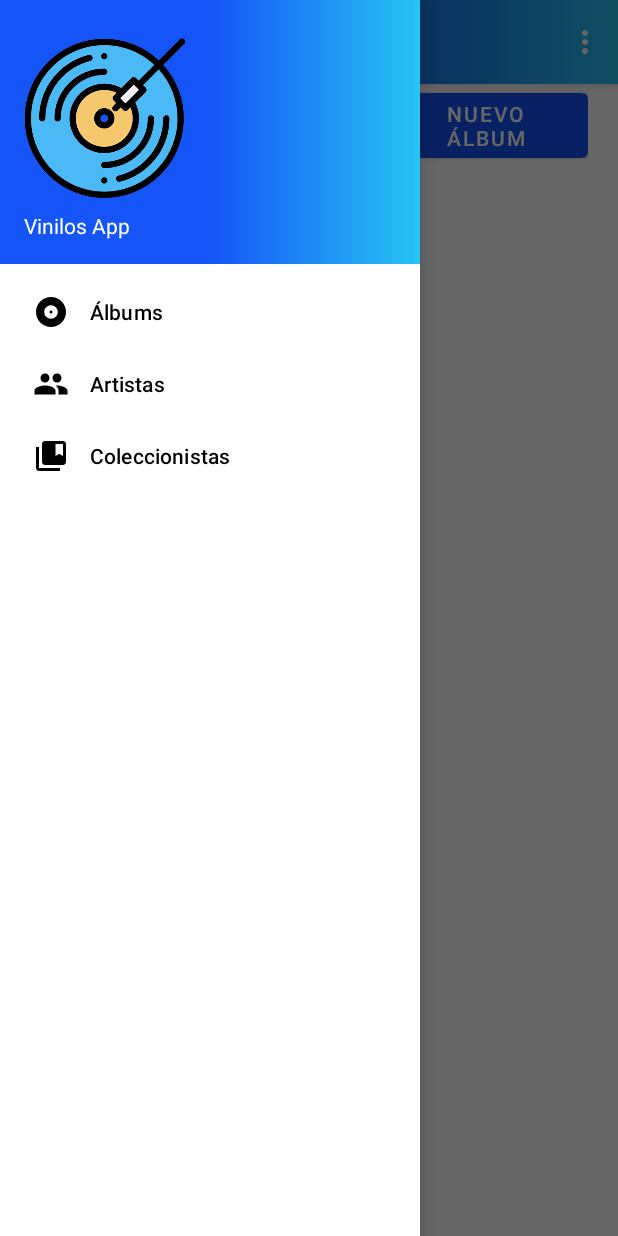
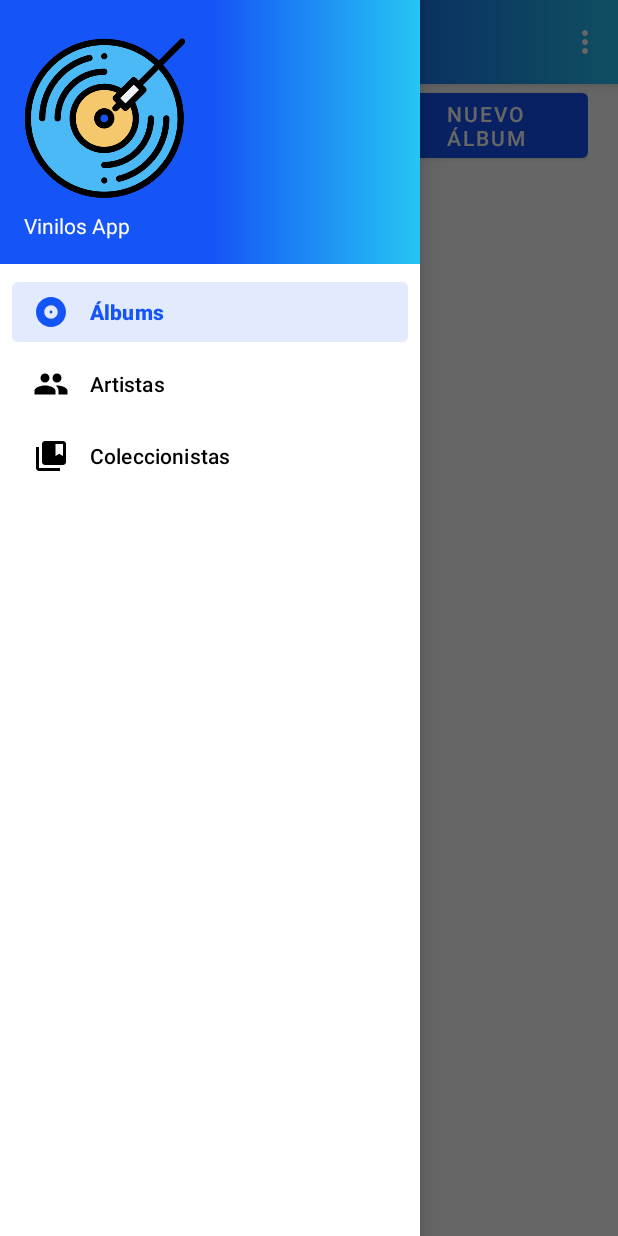
Before and after one commit to jgutierrez9891/vinilosMobile, an Android app: the screen it shows after launch (AlbumsActivity), with the side drawer open, on a phone screen of 412 x 824 dp. Run offline under Robolectric (Android 15) with nearby library versions, the phone set to English and light mode, and no system bars; our stand-ins replace Picasso, Volley, navigation-ui; network calls fail; pictures from the network do not load.

Commit message:
navigation working

```diff
--- a/app/src/main/res/menu/activity_main_drawer.xml
+++ b/app/src/main/res/menu/activity_main_drawer.xml
@@ -5,15 +5,15 @@
 
     <group android:checkableBehavior="single">
         <item
-            android:id="@+id/nav_albums"
+            android:id="@+id/nav_albums_menu"
             android:icon="@drawable/ic_baseline_album_24"
             android:title="@string/menu_albums" />
         <item
-            android:id="@+id/nav_artists"
+            android:id="@+id/nav_artists_menu"
             android:icon="@drawable/ic_baseline_people_24"
             android:title="@string/menu_artists" />
         <item
-            android:id="@+id/nav_collectors"
+            android:id="@+id/nav_collectors_menu"
             android:icon="@drawable/ic_baseline_collections_bookmark_24"
             android:title="@string/menu_collectors" />
     </group>
```
